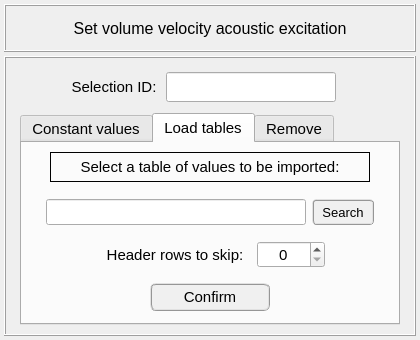
Old version of the form data/ui_files/model/acoustic/volume_velocity_input.ui in the repository MOPT-UFSC/VIBRA.
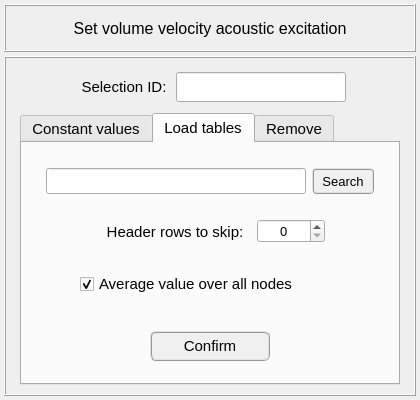
New version of the form. The open tabs and pages were chosen to show the change.

```diff
--- a/data/ui_files/model/acoustic/volume_velocity_input.ui
+++ b/data/ui_files/model/acoustic/volume_velocity_input.ui
@@ -10,7 +10,7 @@
     <x>0</x>
     <y>0</y>
     <width>420</width>
-    <height>340</height>
+    <height>400</height>
    </rect>
   </property>
   <property name="sizePolicy">
@@ -22,13 +22,13 @@
   <property name="minimumSize">
    <size>
     <width>420</width>
-    <height>340</height>
+    <height>400</height>
    </size>
   </property>
   <property name="maximumSize">
    <size>
     <width>420</width>
-    <height>500</height>
+    <height>400</height>
    </size>
   </property>
   <property name="font">
@@ -143,7 +143,7 @@
         </property>
         <property name="maximumSize">
          <size>
-          <width>360</width>
+          <width>380</width>
           <height>40</height>
          </size>
         </property>
@@ -237,7 +237,7 @@
             <enum>Qt::ClickFocus</enum>
            </property>
            <property name="styleSheet">
-            <string notr="true">color: rgb(0, 0, 255);</string>
+            <string notr="true"/>
            </property>
            <property name="alignment">
             <set>Qt::AlignCenter</set>
@@ -734,182 +734,6 @@
            <number>2</number>
           </property>
           <item row="0" column="0">
-           <widget class="QFrame" name="frame_16">
-            <property name="minimumSize">
-             <size>
-              <width>260</width>
-              <height>36</height>
-             </size>
-            </property>
-            <property name="maximumSize">
-             <size>
-              <width>400</width>
-              <height>36</height>
-             </size>
-            </property>
-            <property name="frameShape">
-             <enum>QFrame::NoFrame</enum>
-            </property>
-            <property name="frameShadow">
-             <enum>QFrame::Raised</enum>
-            </property>
-            <layout class="QGridLayout" name="gridLayout_15">
-             <property name="leftMargin">
-              <number>2</number>
-             </property>
-             <property name="topMargin">
-              <number>2</number>
-             </property>
-             <property name="rightMargin">
-              <number>2</number>
-             </property>
-             <property name="bottomMargin">
-              <number>2</number>
-             </property>
-             <property name="spacing">
-              <number>2</number>
-             </property>
-             <item row="0" column="0">
-              <widget class="QLabel" name="label_19">
-               <property name="enabled">
-                <bool>true</bool>
-               </property>
-               <property name="minimumSize">
-                <size>
-                 <width>0</width>
-                 <height>30</height>
-                </size>
-               </property>
-               <property name="maximumSize">
-                <size>
-                 <width>320</width>
-                 <height>30</height>
-                </size>
-               </property>
-               <property name="font">
-                <font>
-                 <family>MS Shell Dlg 2</family>
-                 <pointsize>11</pointsize>
-                 <weight>50</weight>
-                 <italic>false</italic>
-                 <bold>false</bold>
-                </font>
-               </property>
-               <property name="frameShape">
-                <enum>QFrame::Box</enum>
-               </property>
-               <property name="text">
-                <string>Select a table of values to be imported:</string>
-               </property>
-               <property name="alignment">
-                <set>Qt::AlignCenter</set>
-               </property>
-              </widget>
-             </item>
-            </layout>
-           </widget>
-          </item>
-          <item row="2" column="0">
-           <widget class="QFrame" name="frame_11">
-            <property name="minimumSize">
-             <size>
-              <width>260</width>
-              <height>40</height>
-             </size>
-            </property>
-            <property name="maximumSize">
-             <size>
-              <width>400</width>
-              <height>40</height>
-             </size>
-            </property>
-            <property name="frameShape">
-             <enum>QFrame::NoFrame</enum>
-            </property>
-            <property name="frameShadow">
-             <enum>QFrame::Raised</enum>
-            </property>
-            <layout class="QGridLayout" name="gridLayout_14">
-             <property name="leftMargin">
-              <number>2</number>
-             </property>
-             <property name="topMargin">
-              <number>2</number>
-             </property>
-             <property name="rightMargin">
-              <number>2</number>
-             </property>
-             <property name="bottomMargin">
-              <number>2</number>
-             </property>
-             <property name="spacing">
-              <number>2</number>
-             </property>
-             <item row="0" column="2">
-              <widget class="QSpinBox" name="spinBox">
-               <property name="alignment">
-                <set>Qt::AlignCenter</set>
-               </property>
-               <property name="maximum">
-                <number>10</number>
-               </property>
-              </widget>
-             </item>
-             <item row="0" column="1">
-              <widget class="QLabel" name="label_9">
-               <property name="minimumSize">
-                <size>
-                 <width>160</width>
-                 <height>25</height>
-                </size>
-               </property>
-               <property name="maximumSize">
-                <size>
-                 <width>160</width>
-                 <height>25</height>
-                </size>
-               </property>
-               <property name="font">
-                <font>
-                 <family>MS Shell Dlg 2</family>
-                 <pointsize>11</pointsize>
-                 <weight>50</weight>
-                 <italic>false</italic>
-                 <bold>false</bold>
-                </font>
-               </property>
-               <property name="text">
-                <string>Header rows to skip:</string>
-               </property>
-               <property name="alignment">
-                <set>Qt::AlignCenter</set>
-               </property>
-              </widget>
-             </item>
-             <item row="0" column="0">
-              <widget class="QFrame" name="frame_12">
-               <property name="frameShape">
-                <enum>QFrame::NoFrame</enum>
-               </property>
-               <property name="frameShadow">
-                <enum>QFrame::Raised</enum>
-               </property>
-              </widget>
-             </item>
-             <item row="0" column="3">
-              <widget class="QFrame" name="frame_13">
-               <property name="frameShape">
-                <enum>QFrame::NoFrame</enum>
-               </property>
-               <property name="frameShadow">
-                <enum>QFrame::Raised</enum>
-               </property>
-              </widget>
-             </item>
-            </layout>
-           </widget>
-          </item>
-          <item row="1" column="0">
            <widget class="QFrame" name="frame_9">
             <property name="minimumSize">
              <size>
@@ -1053,7 +877,7 @@
             <property name="maximumSize">
              <size>
               <width>400</width>
-              <height>40</height>
+              <height>100</height>
              </size>
             </property>
             <property name="frameShape">
@@ -1083,13 +907,13 @@
                <property name="minimumSize">
                 <size>
                  <width>120</width>
-                 <height>28</height>
+                 <height>30</height>
                 </size>
                </property>
                <property name="maximumSize">
                 <size>
                  <width>120</width>
-                 <height>28</height>
+                 <height>30</height>
                 </size>
                </property>
                <property name="font">
@@ -1114,6 +938,150 @@
             </layout>
            </widget>
           </item>
+          <item row="2" column="0">
+           <widget class="QFrame" name="frame_21">
+            <property name="frameShape">
+             <enum>QFrame::NoFrame</enum>
+            </property>
+            <property name="frameShadow">
+             <enum>QFrame::Raised</enum>
+            </property>
+            <layout class="QGridLayout" name="gridLayout_19">
+             <item row="0" column="0">
+              <widget class="QCheckBox" name="checkBox_averaged_table_values">
+               <property name="minimumSize">
+                <size>
+                 <width>260</width>
+                 <height>0</height>
+                </size>
+               </property>
+               <property name="maximumSize">
+                <size>
+                 <width>260</width>
+                 <height>16777215</height>
+                </size>
+               </property>
+               <property name="font">
+                <font>
+                 <pointsize>11</pointsize>
+                </font>
+               </property>
+               <property name="text">
+                <string>Average value over all nodes</string>
+               </property>
+               <property name="checked">
+                <bool>true</bool>
+               </property>
+              </widget>
+             </item>
+            </layout>
+           </widget>
+          </item>
+          <item row="1" column="0">
+           <widget class="QFrame" name="frame_11">
+            <property name="minimumSize">
+             <size>
+              <width>260</width>
+              <height>40</height>
+             </size>
+            </property>
+            <property name="maximumSize">
+             <size>
+              <width>400</width>
+              <height>40</height>
+             </size>
+            </property>
+            <property name="frameShape">
+             <enum>QFrame::NoFrame</enum>
+            </property>
+            <property name="frameShadow">
+             <enum>QFrame::Raised</enum>
+            </property>
+            <layout class="QGridLayout" name="gridLayout_14">
+             <property name="leftMargin">
+              <number>2</number>
+             </property>
+             <property name="topMargin">
+              <number>2</number>
+             </property>
+             <property name="rightMargin">
+              <number>2</number>
+             </property>
+             <property name="bottomMargin">
+              <number>2</number>
+             </property>
+             <property name="spacing">
+              <number>2</number>
+             </property>
+             <item row="0" column="0">
+              <widget class="QFrame" name="frame_12">
+               <property name="frameShape">
+                <enum>QFrame::NoFrame</enum>
+               </property>
+               <property name="frameShadow">
+                <enum>QFrame::Raised</enum>
+               </property>
+              </widget>
+             </item>
+             <item row="0" column="3">
+              <widget class="QFrame" name="frame_13">
+               <property name="frameShape">
+                <enum>QFrame::NoFrame</enum>
+               </property>
+               <property name="frameShadow">
+                <enum>QFrame::Raised</enum>
+               </property>
+              </widget>
+             </item>
+             <item row="0" column="2">
+              <widget class="QSpinBox" name="spinBox">
+               <property name="font">
+                <font>
+                 <pointsize>10</pointsize>
+                </font>
+               </property>
+               <property name="alignment">
+                <set>Qt::AlignCenter</set>
+               </property>
+               <property name="maximum">
+                <number>10</number>
+               </property>
+              </widget>
+             </item>
+             <item row="0" column="1">
+              <widget class="QLabel" name="label_9">
+               <property name="minimumSize">
+                <size>
+                 <width>160</width>
+                 <height>25</height>
+                </size>
+               </property>
+               <property name="maximumSize">
+                <size>
+                 <width>160</width>
+                 <height>25</height>
+                </size>
+               </property>
+               <property name="font">
+                <font>
+                 <family>MS Shell Dlg 2</family>
+                 <pointsize>11</pointsize>
+                 <weight>50</weight>
+                 <italic>false</italic>
+                 <bold>false</bold>
+                </font>
+               </property>
+               <property name="text">
+                <string>Header rows to skip:</string>
+               </property>
+               <property name="alignment">
+                <set>Qt::AlignCenter</set>
+               </property>
+              </widget>
+             </item>
+            </layout>
+           </widget>
+          </item>
          </layout>
         </widget>
         <widget class="QWidget" name="tab_remove">
```
Left out of the diff: 142 changed lines with no effect on the pictures.
